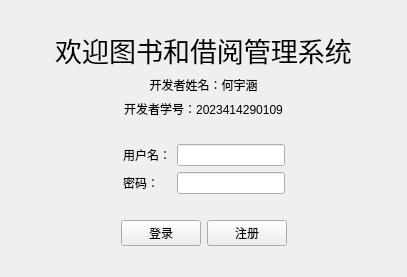
This is LibraryAndBorrowingManagementSystem/loginview.ui in longyuan56649826/QtCourse as Qt 5 draws it before an edit. The edited form follows.
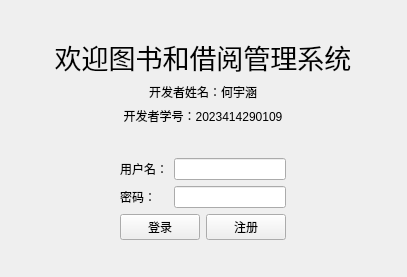
This is the edited form.

The edit to the form file:
```diff
--- a/LibraryAndBorrowingManagementSystem/loginview.ui
+++ b/LibraryAndBorrowingManagementSystem/loginview.ui
@@ -13,8 +13,8 @@
   <property name="windowTitle">
    <string>登录界面</string>
   </property>
-  <layout class="QVBoxLayout" name="verticalLayout">
-   <item>
+  <layout class="QGridLayout" name="gridLayout_3">
+   <item row="0" column="2">
     <spacer name="verticalSpacer_3">
      <property name="orientation">
       <enum>Qt::Orientation::Vertical</enum>
@@ -27,6 +27,21 @@
      </property>
     </spacer>
    </item>
+   <item row="1" column="0">
+    <spacer name="horizontalSpacer_4">
+     <property name="orientation">
+      <enum>Qt::Orientation::Horizontal</enum>
+     </property>
+     <property name="sizeHint" stdset="0">
+      <size>
+       <width>51</width>
+       <height>20</height>
+      </size>
+     </property>
+    </spacer>
+   </item>
+   <item row="1" column="1" colspan="4">
+    <layout class="QVBoxLayout" name="verticalLayout">
    <item>
     <widget class="QLabel" name="label">
      <property name="font">
@@ -62,7 +77,22 @@
      </property>
     </widget>
    </item>
-   <item>
+    </layout>
+   </item>
+   <item row="1" column="5">
+    <spacer name="horizontalSpacer_5">
+     <property name="orientation">
+      <enum>Qt::Orientation::Horizontal</enum>
+     </property>
+     <property name="sizeHint" stdset="0">
+      <size>
+       <width>51</width>
+       <height>20</height>
+      </size>
+     </property>
+    </spacer>
+   </item>
+   <item row="2" column="3">
     <spacer name="verticalSpacer_2">
      <property name="orientation">
       <enum>Qt::Orientation::Vertical</enum>
@@ -75,21 +105,23 @@
      </property>
     </spacer>
    </item>
-   <item>
+   <item row="3" column="0" colspan="2">
+    <spacer name="horizontalSpacer_2">
+     <property name="orientation">
+      <enum>Qt::Orientation::Horizontal</enum>
+     </property>
+     <property name="sizeHint" stdset="0">
+      <size>
+       <width>108</width>
+       <height>20</height>
+      </size>
+     </property>
+    </spacer>
+   </item>
+   <item row="3" column="2" colspan="2">
+    <layout class="QGridLayout" name="gridLayout_2">
+     <item row="0" column="0">
     <layout class="QHBoxLayout" name="horizontalLayout_2">
-     <item>
-      <spacer name="horizontalSpacer">
-       <property name="orientation">
-        <enum>Qt::Orientation::Horizontal</enum>
-       </property>
-       <property name="sizeHint" stdset="0">
-        <size>
-         <width>40</width>
-         <height>20</height>
-        </size>
-       </property>
-      </spacer>
-     </item>
      <item>
       <layout class="QGridLayout" name="gridLayout">
        <item row="0" column="0">
@@ -118,49 +150,10 @@
        </item>
       </layout>
      </item>
-     <item>
-      <spacer name="horizontalSpacer_2">
-       <property name="orientation">
-        <enum>Qt::Orientation::Horizontal</enum>
-       </property>
-       <property name="sizeHint" stdset="0">
-        <size>
-         <width>40</width>
-         <height>20</height>
-        </size>
-       </property>
-      </spacer>
-     </item>
-    </layout>
-   </item>
-   <item>
-    <spacer name="verticalSpacer">
-     <property name="orientation">
-      <enum>Qt::Orientation::Vertical</enum>
-     </property>
-     <property name="sizeHint" stdset="0">
-      <size>
-       <width>20</width>
-       <height>26</height>
-      </size>
-     </property>
-    </spacer>
-   </item>
-   <item>
+      </layout>
+     </item>
+     <item row="1" column="0">
     <layout class="QHBoxLayout" name="horizontalLayout_3">
-     <item>
-      <spacer name="horizontalSpacer_3">
-       <property name="orientation">
-        <enum>Qt::Orientation::Horizontal</enum>
-       </property>
-       <property name="sizeHint" stdset="0">
-        <size>
-         <width>40</width>
-         <height>20</height>
-        </size>
-       </property>
-      </spacer>
-     </item>
      <item>
       <layout class="QHBoxLayout" name="horizontalLayout">
        <item>
@@ -171,7 +164,20 @@
         </widget>
        </item>
        <item>
-        <widget class="QPushButton" name="btSignUp">
+          <spacer name="horizontalSpacer">
+           <property name="orientation">
+            <enum>Qt::Orientation::Horizontal</enum>
+           </property>
+           <property name="sizeHint" stdset="0">
+            <size>
+             <width>40</width>
+             <height>20</height>
+            </size>
+           </property>
+          </spacer>
+         </item>
+         <item>
+          <widget class="QPushButton" name="btSignRegister">
          <property name="text">
           <string>注册</string>
          </property>
@@ -179,23 +185,25 @@
        </item>
       </layout>
      </item>
-     <item>
-      <spacer name="horizontalSpacer_4">
+      </layout>
+     </item>
+    </layout>
+   </item>
+   <item row="3" column="4" colspan="2">
+    <spacer name="horizontalSpacer_3">
        <property name="orientation">
         <enum>Qt::Orientation::Horizontal</enum>
        </property>
        <property name="sizeHint" stdset="0">
         <size>
-         <width>40</width>
+       <width>107</width>
          <height>20</height>
         </size>
        </property>
       </spacer>
      </item>
-    </layout>
-   </item>
-   <item>
-    <spacer name="verticalSpacer_4">
+   <item row="4" column="3">
+    <spacer name="verticalSpacer">
      <property name="orientation">
       <enum>Qt::Orientation::Vertical</enum>
      </property>
```
Left out of the diff: 2 changed lines with no effect on the pictures. Lines whose indentation alone changed are shown as unchanged.
